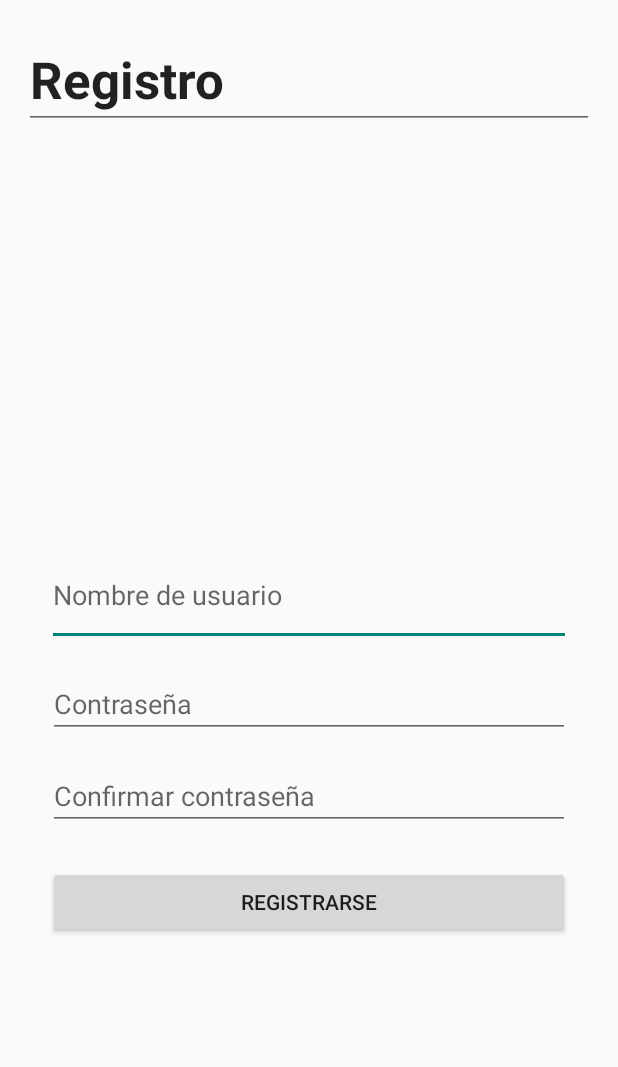
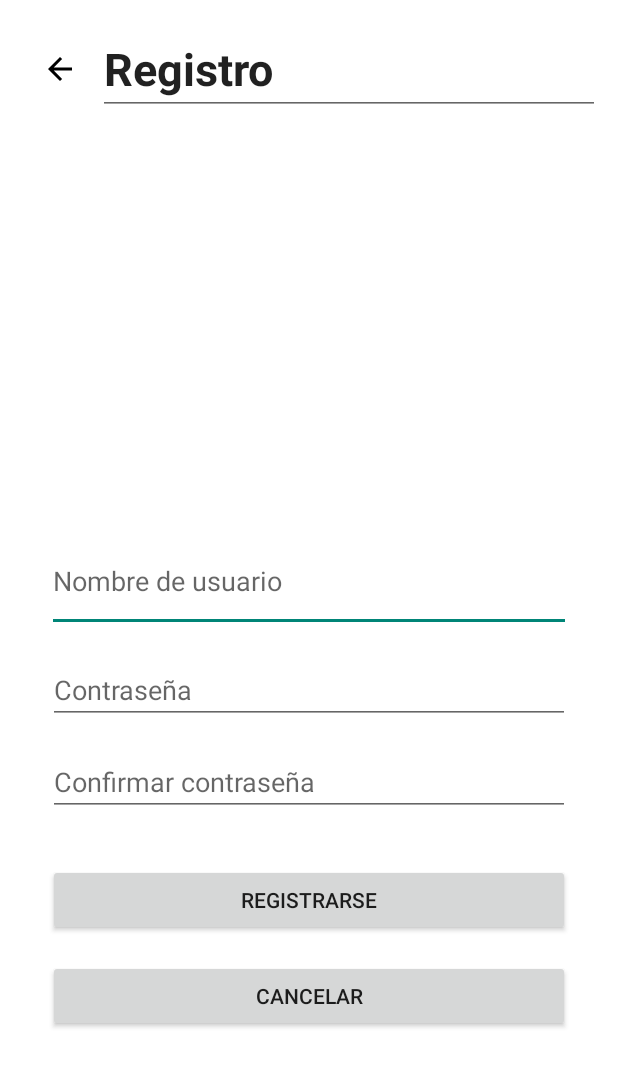
Before and after one commit to AdrianUEx/Fruticion2.0, an Android app: the RegisterActivity screen opened directly, with no data from a screen before it, on a phone screen of 412 x 824 dp. Shown: the top 1067 px of the screen. Run offline under Robolectric (Android 15) with nearby library versions, the phone set to English and light mode, and no system bars; our stand-ins replace Room's generated code.

Commit message:
Añadido Toast al añadir y eliminar de favoritos. Corregido error de visibilidad de la toolbar. Añadido boton Up y cancelar en registro.

```diff
--- a/app/src/main/java/com/example/fruticion/activity/RegisterActivity.kt
+++ b/app/src/main/java/com/example/fruticion/activity/RegisterActivity.kt
@@ -59,6 +59,14 @@ class RegisterActivity : AppCompatActivity() {
 
             }
 
+            buttonCancelRegister.setOnClickListener {
+                finish()
+            }
+
+            buttonBackToLogin?.setOnClickListener {
+                finish()
+            }
+
         }
     }
 }
--- a/app/src/main/java/com/example/fruticion/fragments/DetailFragment.kt
+++ b/app/src/main/java/com/example/fruticion/fragments/DetailFragment.kt
@@ -5,6 +5,7 @@ import androidx.fragment.app.Fragment
 import android.view.LayoutInflater
 import android.view.View
 import android.view.ViewGroup
+import android.widget.Toast
 import androidx.core.content.ContextCompat
 import androidx.lifecycle.lifecycleScope
 import androidx.navigation.fragment.navArgs
@@ -87,10 +88,14 @@ class DetailFragment : Fragment() {
                     if(db.favouriteDao().geFavFruitByUser(currentUserId!!, fruitId).isEmpty()) {
                         db.favouriteDao().addFavFruit(Favourite(currentUserId!!, fruitId))
                         addFavFruit()
+                        val message = getString(R.string.add_fav_mes)
+                        Toast.makeText(requireContext(), message, Toast.LENGTH_SHORT).show()
                     }
                     else {
                         db.favouriteDao().deleteFavById(currentUserId!!, fruitId)
                         removeFavFruit()
+                        val message = getString(R.string.remove_fav_mes)
+                        Toast.makeText(requireContext(), message, Toast.LENGTH_SHORT).show()
                     }
                 }
             }
--- /dev/null
+++ b/app/src/main/res/drawable/baseline_arrow_back_24.xml
@@ -0,0 +1,5 @@
+<vector android:autoMirrored="true" android:height="24dp"
+    android:tint="#000000" android:viewportHeight="24"
+    android:viewportWidth="24" android:width="24dp" xmlns:android="http://schemas.android.com/apk/res/android">
+    <path android:fillColor="@android:color/white" android:pathData="M20,11H7.83l5.59,-5.59L12,4l-8,8 8,8 1.41,-1.41L7.83,13H20v-2z"/>
+</vector>
--- a/app/src/main/res/layout-land/activity_register.xml
+++ b/app/src/main/res/layout-land/activity_register.xml
@@ -60,12 +60,23 @@
                 android:id="@+id/buttonRegister"
                 android:layout_width="0dp"
                 android:layout_height="wrap_content"
-                android:layout_marginTop="24dp"
+                android:layout_marginTop="32dp"
                 android:layout_marginEnd="16dp"
                 android:text="@string/button_join_join"
                 app:layout_constraintEnd_toEndOf="@+id/editTextConfirmPassword"
                 app:layout_constraintStart_toStartOf="@+id/editTextConfirmPassword"
                 app:layout_constraintTop_toBottomOf="@id/editTextConfirmPassword" />
+
+            <Button
+                android:id="@+id/buttonCancelRegister"
+                android:layout_width="0dp"
+                android:layout_height="wrap_content"
+                android:layout_marginTop="16dp"
+                android:text="@string/cancel_edit_button"
+                app:layout_constraintEnd_toEndOf="@+id/buttonRegister"
+                app:layout_constraintHorizontal_bias="1.0"
+                app:layout_constraintStart_toStartOf="@+id/buttonRegister"
+                app:layout_constraintTop_toBottomOf="@+id/buttonRegister" />
 
             <ImageView
                 android:id="@+id/logoFruticionRegistro"
@@ -80,17 +91,28 @@
 
             <EditText
                 android:id="@+id/editTextText"
-                android:layout_width="0dp"
-                android:layout_height="wrap_content"
-                android:layout_marginTop="4dp"
+                android:layout_width="734dp"
+                android:layout_height="65dp"
                 android:ems="10"
                 android:inputType="text"
                 android:text="@string/title_join"
                 android:textSize="34sp"
                 android:textStyle="bold"
+                app:layout_constraintBottom_toBottomOf="@+id/buttonBackToLogin"
                 app:layout_constraintEnd_toEndOf="parent"
+                app:layout_constraintStart_toEndOf="@+id/buttonBackToLogin"
+                app:layout_constraintTop_toTopOf="@+id/buttonBackToLogin" />
+
+            <ImageButton
+                android:id="@+id/buttonBackToLogin"
+                android:layout_width="wrap_content"
+                android:layout_height="wrap_content"
+                android:layout_marginStart="8dp"
+                android:layout_marginTop="8dp"
+                android:backgroundTint="#FFFFFF"
                 app:layout_constraintStart_toStartOf="parent"
-                app:layout_constraintTop_toTopOf="parent" />
+                app:layout_constraintTop_toTopOf="parent"
+                app:srcCompat="@drawable/baseline_arrow_back_24" />
 
         </androidx.constraintlayout.widget.ConstraintLayout>
     </ScrollView>
--- a/app/src/main/res/layout/activity_register.xml
+++ b/app/src/main/res/layout/activity_register.xml
@@ -5,6 +5,8 @@
     android:id="@+id/PlainTextRegistrate"
     android:layout_width="match_parent"
     android:layout_height="match_parent"
+    android:background="#FFFFFF"
+    android:backgroundTint="#FFFFFF"
     android:padding="16dp">
 
     <EditText
@@ -51,12 +53,23 @@
         android:layout_width="0dp"
         android:layout_height="wrap_content"
         android:layout_marginStart="16dp"
-        android:layout_marginTop="24dp"
+        android:layout_marginTop="32dp"
         android:layout_marginEnd="16dp"
         android:text="@string/button_join_join"
         app:layout_constraintEnd_toEndOf="parent"
         app:layout_constraintStart_toStartOf="parent"
         app:layout_constraintTop_toBottomOf="@id/editTextConfirmPassword" />
+
+    <Button
+        android:id="@+id/buttonCancelRegister"
+        android:layout_width="0dp"
+        android:layout_height="wrap_content"
+        android:layout_marginTop="16dp"
+        android:text="@string/cancel_edit_button"
+        app:layout_constraintEnd_toEndOf="@+id/buttonRegister"
+        app:layout_constraintHorizontal_bias="1.0"
+        app:layout_constraintStart_toStartOf="@+id/buttonRegister"
+        app:layout_constraintTop_toBottomOf="@+id/buttonRegister" />
 
     <ImageView
         android:id="@+id/logoFruticionRegistro"
@@ -73,14 +86,25 @@
         android:id="@+id/editTextText"
         android:layout_width="wrap_content"
         android:layout_height="wrap_content"
-        android:layout_marginTop="4dp"
+        android:layout_marginStart="24dp"
         android:ems="10"
         android:inputType="text"
         android:text="@string/title_join"
-        android:textSize="34sp"
+        android:textSize="30sp"
         android:textStyle="bold"
+        app:layout_constraintBottom_toBottomOf="@+id/buttonBackToLogin"
         app:layout_constraintEnd_toEndOf="parent"
+        app:layout_constraintStart_toEndOf="@+id/buttonBackToLogin"
+        app:layout_constraintTop_toTopOf="@+id/buttonBackToLogin" />
+
+    <ImageButton
+        android:id="@+id/buttonBackToLogin"
+        android:layout_width="wrap_content"
+        android:layout_height="wrap_content"
+        android:layout_marginTop="8dp"
+        android:backgroundTint="#FFFFFF"
         app:layout_constraintStart_toStartOf="parent"
-        app:layout_constraintTop_toTopOf="parent" />
+        app:layout_constraintTop_toTopOf="parent"
+        app:srcCompat="@drawable/baseline_arrow_back_24" />
 
 </androidx.constraintlayout.widget.ConstraintLayout>
--- a/app/src/main/res/values/strings.xml
+++ b/app/src/main/res/values/strings.xml
@@ -51,6 +51,8 @@
     <string name="value_detail_fat">Grasas</string>
     <string name="value_detail_sugar">Azúcar</string>
     <string name="value_detail_protein">Proteínas</string>
+    <string name="add_fav_mes">Fruta añadida a favoritos</string>
+    <string name="remove_fav_mes">Fruta eliminada de favoritos</string>
     <!-- Editar perfil -->
     <string name="title_edit">Editar perfil</string>
     <string name="text_edit_username">Nuevo nombre de usuario</string>
```
Also changed, not shown: app/src/main/java/com/example/fruticion/activity/HomeActivity.kt (+15 -1 lines), app/src/main/res/layout-land/activity_login.xml (+8 -9 lines), app/src/main/res/layout/activity_login.xml (+9 -11 lines), 1 other file.
